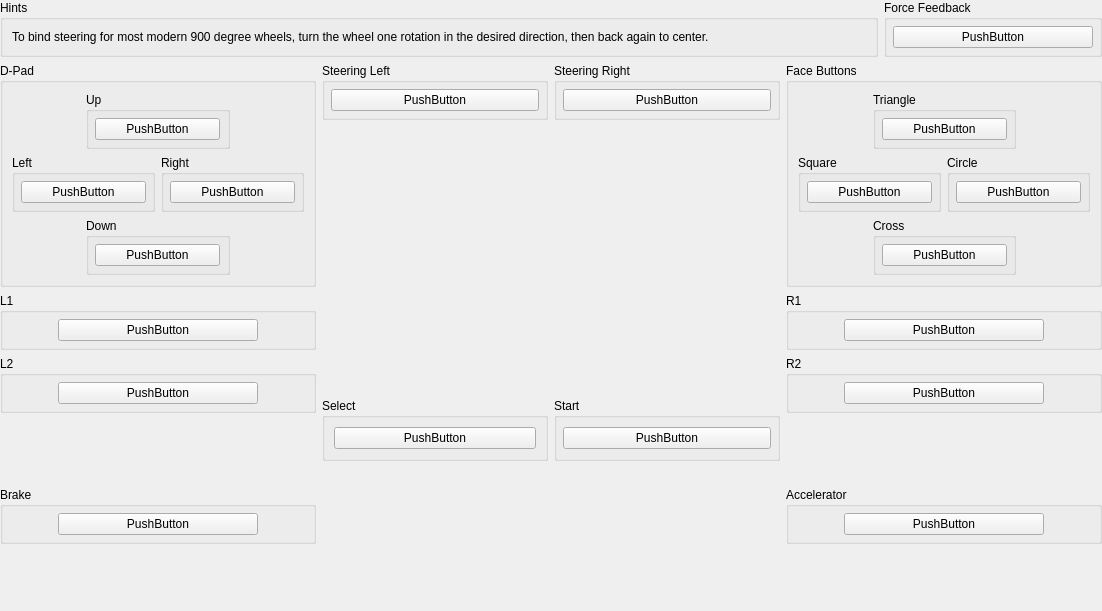
Before: the Qt Designer form pcsx2-qt/Settings/USBBindingWidget_DrivingForce.ui in PCSX2/pcsx2, drawn with Qt 5.
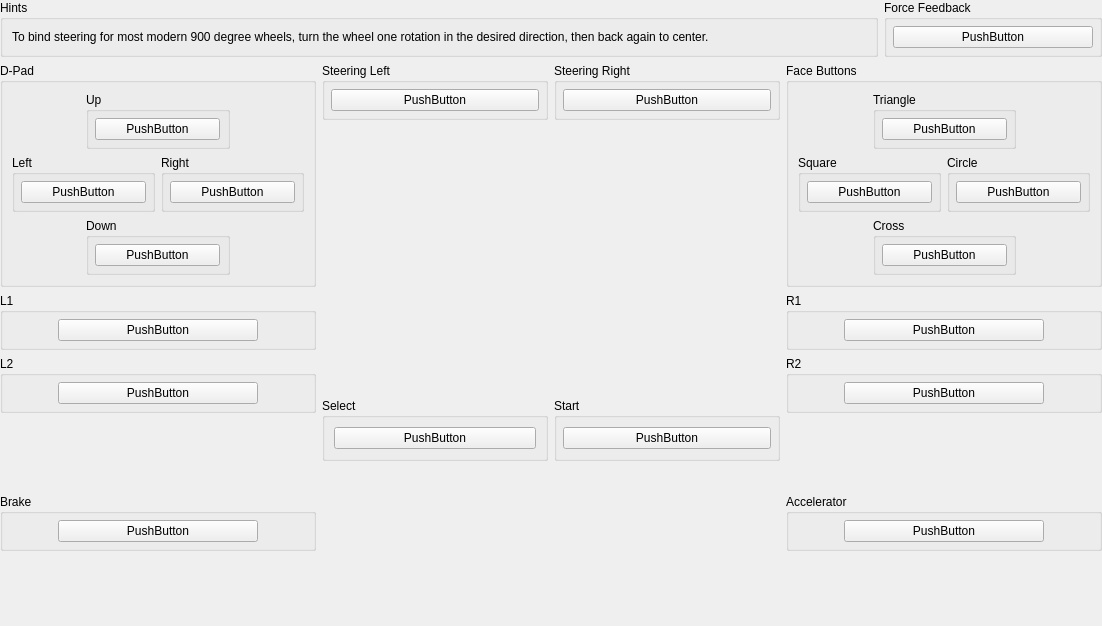
After: the same form once the commit is applied. Icons and pictures are not drawn. Custom widgets are drawn as their Qt base class.

The edit to the form file:
```diff
--- a/pcsx2-qt/Settings/USBBindingWidget_DrivingForce.ui
+++ b/pcsx2-qt/Settings/USBBindingWidget_DrivingForce.ui
@@ -7,7 +7,7 @@
     <x>0</x>
     <y>0</y>
     <width>1102</width>
-    <height>611</height>
+    <height>626</height>
    </rect>
   </property>
   <property name="sizePolicy">
```
Left out of the diff: 35 changed lines with no effect on the pictures.
